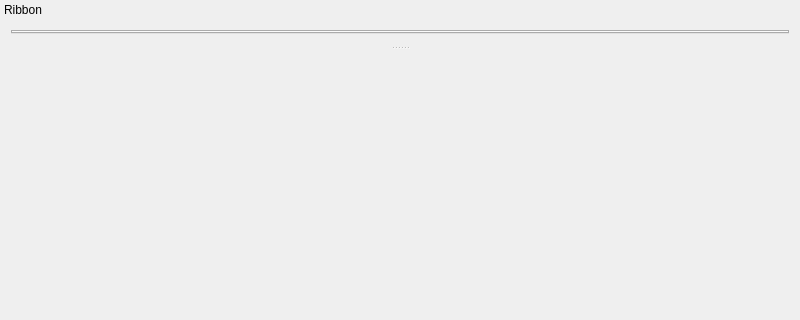
The window that MultiResFusion/MRF/MRF/MainWindow.ui (VVZzzz/Multiresolution-Fusion) describes before a commit, drawn with Qt 5; both pictures show x 0 to 800 and y 0 to 320 of the 800 by 600 pixel window.
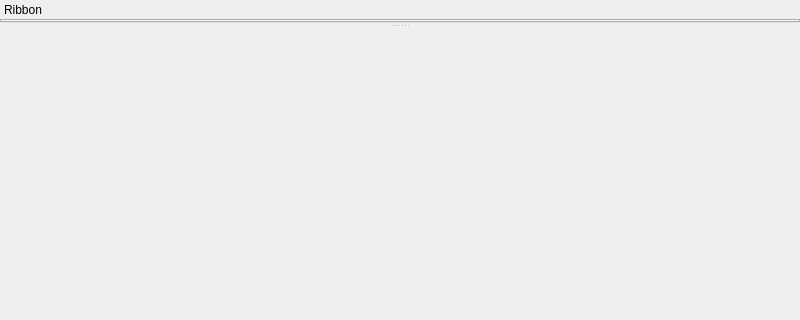
The same window after the commit. Custom widgets are drawn as their Qt base class.

Patch:
```diff
--- a/MultiResFusion/MRF/MRF/MainWindow.ui
+++ b/MultiResFusion/MRF/MRF/MainWindow.ui
@@ -34,11 +34,32 @@
     <number>4</number>
    </attribute>
    <widget class="QWidget" name="ribbonDockWidgetContents">
+    <property name="sizePolicy">
+     <sizepolicy hsizetype="Preferred" vsizetype="MinimumExpanding">
+      <horstretch>0</horstretch>
+      <verstretch>0</verstretch>
+     </sizepolicy>
+    </property>
     <layout class="QGridLayout" name="gridLayout">
+     <property name="leftMargin">
+      <number>0</number>
+     </property>
+     <property name="topMargin">
+      <number>0</number>
+     </property>
+     <property name="rightMargin">
+      <number>0</number>
+     </property>
+     <property name="bottomMargin">
+      <number>0</number>
+     </property>
+     <property name="spacing">
+      <number>0</number>
+     </property>
      <item row="0" column="0">
       <widget class="Ribbon" name="ribbonTabWidget">
        <property name="sizePolicy">
-        <sizepolicy hsizetype="Expanding" vsizetype="Minimum">
+        <sizepolicy hsizetype="Expanding" vsizetype="MinimumExpanding">
          <horstretch>0</horstretch>
          <verstretch>0</verstretch>
         </sizepolicy>
```
